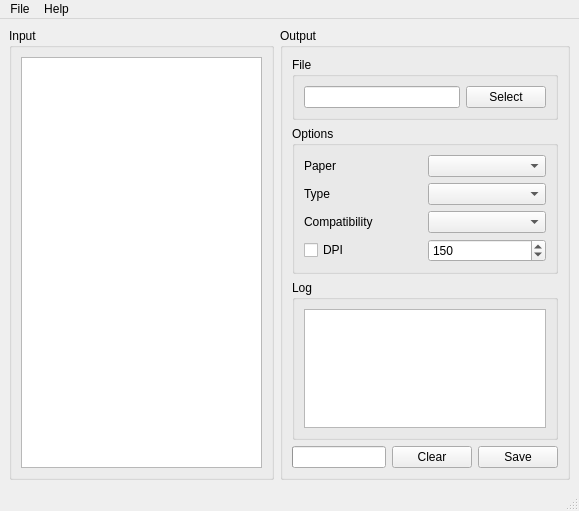
Before: the Qt Designer form fusepdf.ui in nettstudio/fusepdf, drawn with Qt 5.
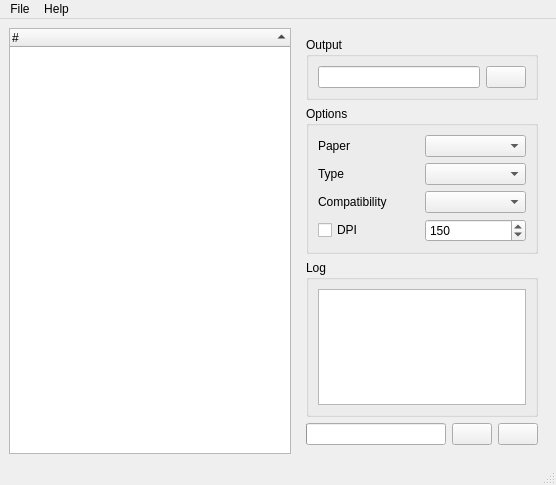
After: the same form once the commit is applied. Icons and pictures are not drawn. Custom widgets are drawn as their Qt base class.

Patch:
```diff
--- a/fusepdf.ui
+++ b/fusepdf.ui
@@ -6,8 +6,8 @@
    <rect>
     <x>0</x>
     <y>0</y>
-    <width>579</width>
-    <height>511</height>
+    <width>556</width>
+    <height>485</height>
    </rect>
   </property>
   <property name="windowTitle">
@@ -16,45 +16,57 @@
   <widget class="QWidget" name="centralwidget">
    <layout class="QHBoxLayout" name="horizontalLayout">
     <item>
-     <widget class="QGroupBox" name="groupBox_2">
-      <property name="title">
-       <string>Input</string>
+     <widget class="FilesTreeWidget" name="inputs">
+      <property name="acceptDrops">
+       <bool>true</bool>
       </property>
-      <layout class="QVBoxLayout" name="verticalLayout_4">
-       <item>
-        <widget class="FilesTreeWidget" name="inputs">
-         <property name="acceptDrops">
-          <bool>true</bool>
-         </property>
-         <property name="dragEnabled">
-          <bool>true</bool>
-         </property>
-         <property name="alternatingRowColors">
-          <bool>true</bool>
-         </property>
-         <attribute name="headerVisible">
-          <bool>false</bool>
-         </attribute>
-         <column>
-          <property name="text">
-           <string notr="true">1</string>
-          </property>
-         </column>
-        </widget>
-       </item>
-      </layout>
+      <property name="showDropIndicator" stdset="0">
+       <bool>true</bool>
+      </property>
+      <property name="dragEnabled">
+       <bool>true</bool>
+      </property>
+      <property name="dragDropMode">
+       <enum>QAbstractItemView::InternalMove</enum>
+      </property>
+      <property name="defaultDropAction">
+       <enum>Qt::CopyAction</enum>
+      </property>
+      <property name="alternatingRowColors">
+       <bool>true</bool>
+      </property>
+      <property name="iconSize">
+       <size>
+        <width>32</width>
+        <height>32</height>
+       </size>
+      </property>
+      <attribute name="headerVisible">
+       <bool>true</bool>
+      </attribute>
+      <attribute name="headerShowSortIndicator" stdset="0">
+       <bool>true</bool>
+      </attribute>
+      <column>
+       <property name="text">
+        <string notr="true">#</string>
+       </property>
+      </column>
      </widget>
     </item>
     <item>
-     <widget class="QGroupBox" name="groupBox">
-      <property name="title">
-       <string>Output</string>
+     <widget class="QWidget" name="widget" native="true">
+      <property name="maximumSize">
+       <size>
+        <width>250</width>
+        <height>16777215</height>
+       </size>
       </property>
-      <layout class="QVBoxLayout" name="verticalLayout_2">
+      <layout class="QVBoxLayout" name="verticalLayout_5">
        <item>
         <widget class="QGroupBox" name="groupBox_5">
          <property name="title">
-          <string>File</string>
+          <string>Output</string>
          </property>
          <layout class="QHBoxLayout" name="horizontalLayout_7">
           <item>
@@ -67,7 +79,17 @@
           <item>
            <widget class="QPushButton" name="fileButton">
             <property name="text">
-             <string>Select</string>
+             <string/>
+            </property>
+            <property name="icon">
+             <iconset resource="fusepdf.qrc">
+              <normaloff>:/fusepdf-open.png</normaloff>:/fusepdf-open.png</iconset>
+            </property>
+            <property name="iconSize">
+             <size>
+              <width>24</width>
+              <height>24</height>
+             </size>
             </property>
            </widget>
           </item>
@@ -149,19 +171,6 @@
          </layout>
         </widget>
        </item>
-       <item>
-        <spacer name="verticalSpacer">
-         <property name="orientation">
-          <enum>Qt::Vertical</enum>
-         </property>
-         <property name="sizeHint" stdset="0">
-          <size>
-           <width>20</width>
-           <height>40</height>
-          </size>
-         </property>
-        </spacer>
-       </item>
        <item>
         <widget class="QGroupBox" name="logBox">
          <property name="title">
@@ -187,6 +196,19 @@
          </layout>
         </widget>
        </item>
+       <item>
+        <spacer name="verticalSpacer">
+         <property name="orientation">
+          <enum>Qt::Vertical</enum>
+         </property>
+         <property name="sizeHint" stdset="0">
+          <size>
+           <width>266</width>
+           <height>2</height>
+          </size>
+         </property>
+        </spacer>
+       </item>
        <item>
         <layout class="QHBoxLayout" name="horizontalLayout_3">
          <item>
@@ -204,15 +226,38 @@
          </item>
          <item>
           <widget class="QPushButton" name="clear">
-           <property name="text">
+           <property name="toolTip">
             <string>Clear</string>
            </property>
+           <property name="text">
+            <string/>
+           </property>
+           <property name="icon">
+            <iconset resource="fusepdf.qrc">
+             <normaloff>:/fusepdf-clear.png</normaloff>:/fusepdf-clear.png</iconset>
+           </property>
+           <property name="iconSize">
+            <size>
+             <width>24</width>
+             <height>24</height>
+            </size>
+           </property>
           </widget>
          </item>
          <item>
           <widget class="QPushButton" name="save">
            <property name="text">
-            <string>Save</string>
+            <string/>
+           </property>
+           <property name="icon">
+            <iconset resource="fusepdf.qrc">
+             <normaloff>:/fusepdf-save.png</normaloff>:/fusepdf-save.png</iconset>
+           </property>
+           <property name="iconSize">
+            <size>
+             <width>24</width>
+             <height>24</height>
+            </size>
            </property>
           </widget>
          </item>
@@ -228,7 +273,7 @@
     <rect>
      <x>0</x>
      <y>0</y>
-     <width>579</width>
+     <width>556</width>
      <height>22</height>
     </rect>
    </property>
```
Left out of the diff: 36 changed lines with no effect on the pictures.
